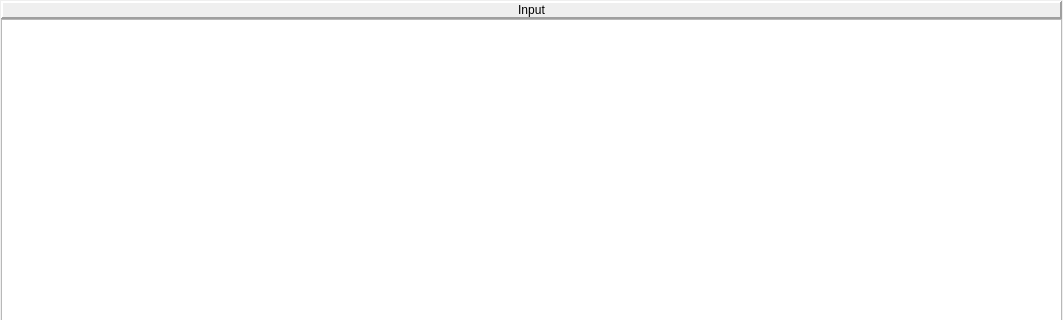
Before: the Qt Designer form inputpane.ui in WarlockD/pep8-1, drawn with Qt 5; both pictures show x 0 to 1063 and y 0 to 320 of the 1063 by 873 pixel window.
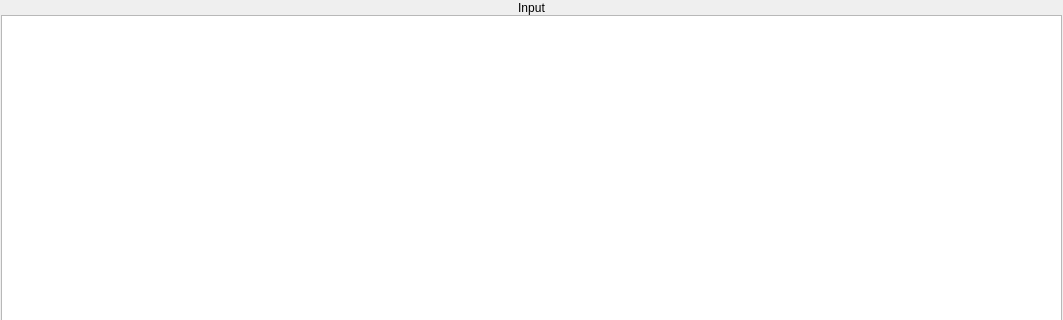
After: the same form once the commit is applied.

Commit message:
Highlighting works now! I changed the look and feel of the app a little bit (labels are no longer in raised panels) to see how it would look, and I think it's rather aesthetic.
Anyhow, see how you like it, we can always change it back.

Also changed the font size of the memory dump pane to be smaller.

One thing I noticed about the memory dump pane is that we ought to save
the position of the scroll bar, and make it so it doesn't go to the top
after a refresh.

The edit to the form file:
```diff
--- a/inputpane.ui
+++ b/inputpane.ui
@@ -24,14 +24,78 @@
      </property>
      <item>
       <widget class="QLabel" name="_label">
+       <property name="palette">
+        <palette>
+         <active>
+          <colorrole role="Base">
+           <brush brushstyle="SolidPattern">
+            <color alpha="255">
+             <red>255</red>
+             <green>255</green>
+             <blue>255</blue>
+            </color>
+           </brush>
+          </colorrole>
+          <colorrole role="Window">
+           <brush brushstyle="SolidPattern">
+            <color alpha="255">
+             <red>104</red>
+             <green>173</green>
+             <blue>245</blue>
+            </color>
+           </brush>
+          </colorrole>
+         </active>
+         <inactive>
+          <colorrole role="Base">
+           <brush brushstyle="SolidPattern">
+            <color alpha="255">
+             <red>255</red>
+             <green>255</green>
+             <blue>255</blue>
+            </color>
+           </brush>
+          </colorrole>
+          <colorrole role="Window">
+           <brush brushstyle="SolidPattern">
+            <color alpha="255">
+             <red>104</red>
+             <green>173</green>
+             <blue>245</blue>
+            </color>
+           </brush>
+          </colorrole>
+         </inactive>
+         <disabled>
+          <colorrole role="Base">
+           <brush brushstyle="SolidPattern">
+            <color alpha="255">
+             <red>104</red>
+             <green>173</green>
+             <blue>245</blue>
+            </color>
+           </brush>
+          </colorrole>
+          <colorrole role="Window">
+           <brush brushstyle="SolidPattern">
+            <color alpha="255">
+             <red>104</red>
+             <green>173</green>
+             <blue>245</blue>
+            </color>
+           </brush>
+          </colorrole>
+         </disabled>
+        </palette>
+       </property>
        <property name="frameShape">
         <enum>QFrame::Panel</enum>
        </property>
        <property name="frameShadow">
-        <enum>QFrame::Raised</enum>
+        <enum>QFrame::Plain</enum>
        </property>
        <property name="lineWidth">
-        <number>2</number>
+        <number>0</number>
        </property>
        <property name="text">
         <string>Input</string>
```
The commit also changes 31 other files.
